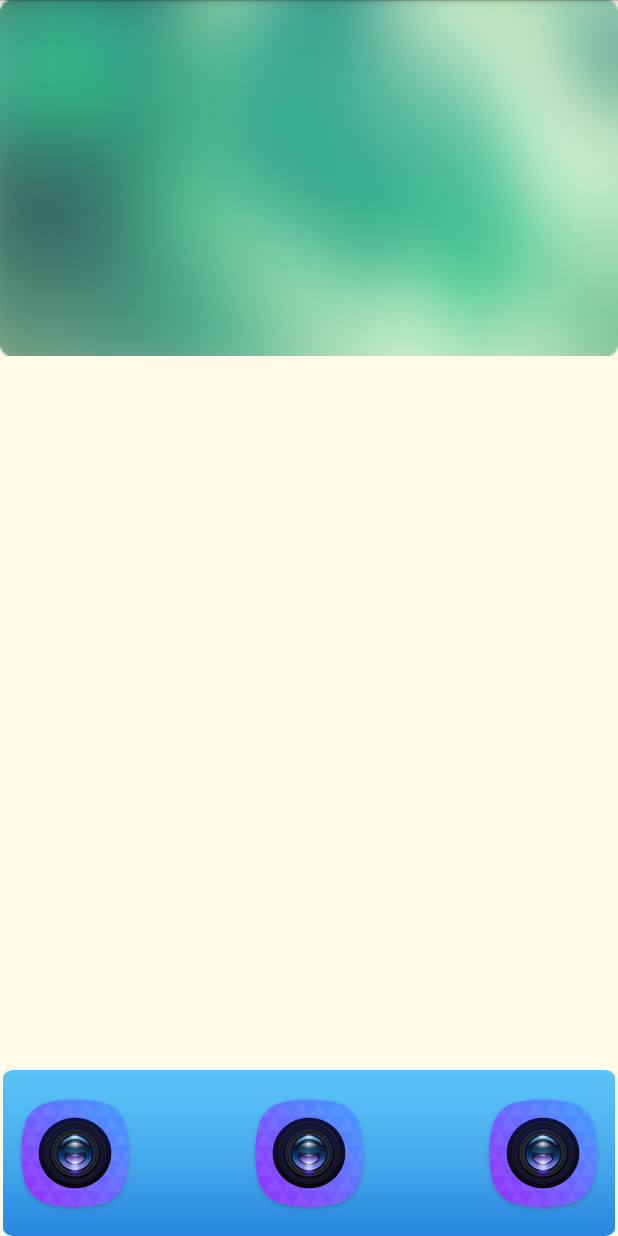
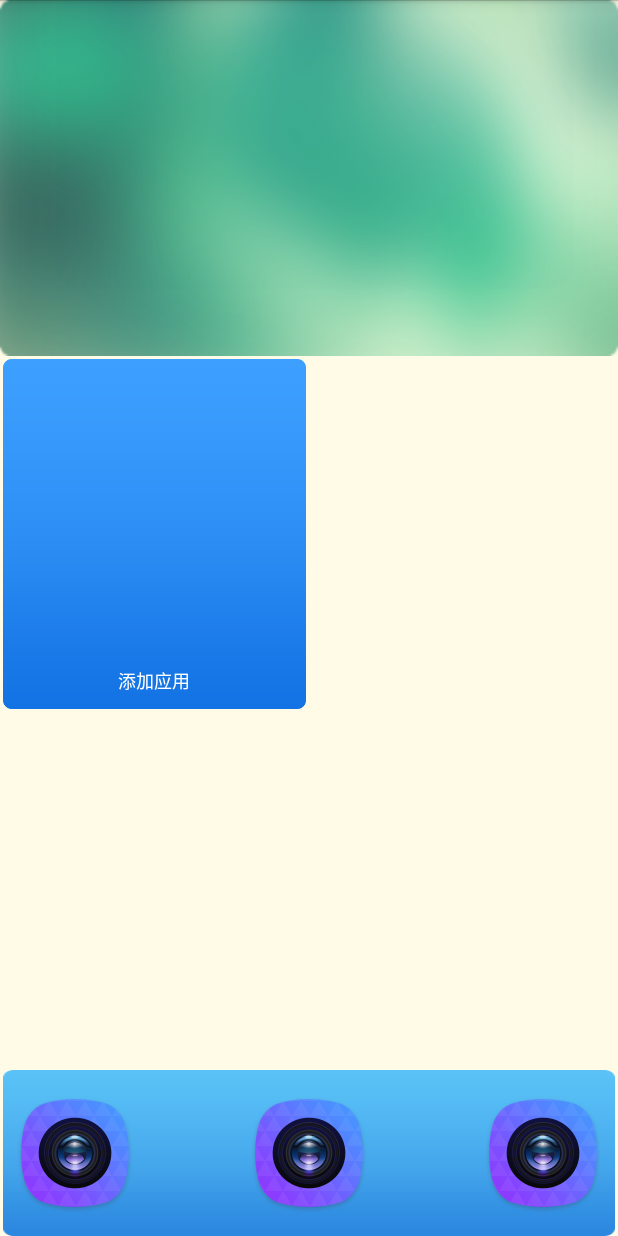
Before and after one commit to pengjiaqii/skipview, an Android app: the screen it shows after launch (MainActivity), on a phone screen of 412 x 824 dp. Run offline under Robolectric (Android 15) with nearby library versions, the phone set to English and light mode, and no system bars.

Commit message:
添加默认展示在桌面的应用

```diff
--- a/app/src/main/java/com/jade/testdemo/MainActivity.java
+++ b/app/src/main/java/com/jade/testdemo/MainActivity.java
@@ -6,6 +6,8 @@ import android.content.ComponentName;
 import android.content.ContentValues;
 import android.content.Context;
 import android.content.Intent;
+import android.content.pm.ActivityInfo;
+import android.content.pm.ApplicationInfo;
 import android.content.pm.LauncherActivityInfo;
 import android.content.pm.PackageManager;
 import android.graphics.drawable.Drawable;
@@ -28,8 +30,7 @@ import java.util.ArrayList;
 import java.util.List;
 import java.util.stream.Collectors;
 
-public class MainActivity extends Activity implements PagerGridLayoutManager
-        .PageListener, RadioGroup.OnCheckedChangeListener {
+public class MainActivity extends Activity implements PagerGridLayoutManager.PageListener, RadioGroup.OnCheckedChangeListener {
 
     private static final String TAG = MainActivity.class.getSimpleName();
 
@@ -46,8 +47,8 @@ public class MainActivity extends Activity implements PagerGridLayoutManager
     private int mCurrent = 0;
 
     protected LauncherApps mLauncherApps;
-    protected  UserManager mUserManager;
-    private  PackageManager mPm;
+    protected UserManager mUserManager;
+    private PackageManager mPm;
 
     private List<AddAppListModel> mLastDatas = new ArrayList();
     private ArrayList<AddAppListModel> mInitialData = new ArrayList();
@@ -100,14 +101,18 @@ public class MainActivity extends Activity implements PagerGridLayoutManager
         mAdapter.setItemCallback(new LauncherListCallback() {
             @Override
             public void onItemClick(int position) {
-                AddAppListModel model = mAdapter.data.get(position-1);
+                AddAppListModel model = mAdapter.data.get(position - 1);
                 Log.d(TAG, "点击 model = " + model.getCurrentPackage());
                 Log.d(TAG, "点击 model = " + model.getCurrentClassName());
+                if (TextUtils.equals(model.getCurrentPackage(), "com.test.addapp")) {
+
+                }else{
                     ComponentName component = new ComponentName(model.getCurrentPackage(), model.getCurrentClassName());
                     Intent intent = new Intent();
                     intent.setFlags(Intent.FLAG_ACTIVITY_NEW_TASK);
                     intent.setComponent(component);
                     startActivity(intent);
+                }
             }
 
             @Override
@@ -128,7 +133,7 @@ public class MainActivity extends Activity implements PagerGridLayoutManager
     }
 
 
-    private void getAllActivity(){
+    private void getAllActivity() {
         ArrayList<AddAppListModel> models = AddAppListModel.getAllAppFromDB(this);
         Log.d(TAG, "AppListActivity---initData---models:" + models.size());
 
@@ -145,14 +150,14 @@ public class MainActivity extends Activity implements PagerGridLayoutManager
         for (AddAppListModel model : models) {
             for (LauncherActivityInfo app : mApps) {
                 String packageName = app.getComponentName().getPackageName();
-                if(TextUtils.equals(packageName + app.getComponentName().getClassName(),model.getCurrentPackage() + model.getCurrentClassName())){
-                    if(!TextUtils.equals("com.test.addapp",packageName)){
+                if (TextUtils.equals(packageName + app.getComponentName().getClassName(), model.getCurrentPackage() + model.getCurrentClassName())) {
+                    if (!TextUtils.equals("com.test.addapp", packageName)) {
                         Drawable appIcon = app.getIcon(DisplayMetrics.DENSITY_DEFAULT);
                         model.setIcon(appIcon);
                         if (model.getCurrentIsChecked() == 0) {
                             //unchecked
                             //                            mLastDatas.add(model);
-                        }else {
+                        } else {
                             //checked
                             mLastDatas.add(model);
                         }
@@ -173,6 +178,13 @@ public class MainActivity extends Activity implements PagerGridLayoutManager
                 mInitialData.add(model);
             }
         }
+        AddAppListModel addAppListModel = new AddAppListModel();
+        //================添加假应用===================//
+        addAppListModel.setCurrentPackage("com.test.addapp");
+        addAppListModel.setCurrentAppName("添加应用");
+        addAppListModel.setCurrentIsChecked(1);
+        //================添加假应用==================//
+        mLastDatas.add(addAppListModel);
         mLastDatas.add(0, new AddAppListModel());
         mAdapter.data.addAll(mLastDatas);
         mAdapter.notifyDataSetChanged();
@@ -301,7 +313,7 @@ public class MainActivity extends Activity implements PagerGridLayoutManager
     private void initData() {
         ArrayList<AddAppListModel> models = AddAppListModel.getAllAppFromDB(this);
         Log.d(TAG, "---initData---models:" + models.size());
-        if(models.size() != 0){
+        if (models.size() != 0) {
             //data has been stored,return
             Log.d(TAG, "---initData---models：已经有数据，避免重复写入破坏数据");
             return;
@@ -313,26 +325,21 @@ public class MainActivity extends Activity implements PagerGridLayoutManager
         for (UserHandle user : profiles) {
             List<LauncherActivityInfo> apps = mLauncherApps.getActivityList(null, user);
             for (LauncherActivityInfo app : apps) {
-                if(TextUtils.equals("com.android.dialer",app.getComponentName().getPackageName())
-                        | TextUtils.equals("com.sprd.logmanager",app.getComponentName().getPackageName())
-                        | TextUtils.equals("com.android.messaging",app.getComponentName().getPackageName())
-                        | TextUtils.equals("com.android.camera2",app.getComponentName().getPackageName())
-                        | TextUtils.equals("com.sohu.inputmethod.sogou",app.getComponentName().getPackageName())){
+                if (TextUtils.equals("com.android.dialer", app.getComponentName().getPackageName()) | TextUtils.equals("com.sprd.logmanager", app.getComponentName().getPackageName()) | TextUtils.equals("com.android.messaging", app.getComponentName().getPackageName()) | TextUtils.equals("com.android.camera2", app.getComponentName().getPackageName()) | TextUtils.equals("com.sohu.inputmethod.sogou", app.getComponentName().getPackageName())) {
                     continue;
                 }
                 Log.d(TAG, "---initData---app.getPackageName:" + app.getComponentName().getPackageName());
                 Log.d(TAG, "---initData---app.getLabel:" + app.getLabel());
                 Log.d(TAG, "---initData---app.getClassName:" + app.getComponentName().getClassName());
                 ContentValues values = new ContentValues();
-                values.put(AddAppListDB.COLUMN_PACKAGE,app.getComponentName().getPackageName());
-                values.put(AddAppListDB.COLUMN_APP_NAME,app.getLabel().toString());
-                values.put(AddAppListDB.COLUMN_CLASS_NAME,app.getComponentName().getClassName());
+                values.put(AddAppListDB.COLUMN_PACKAGE, app.getComponentName().getPackageName());
+                values.put(AddAppListDB.COLUMN_APP_NAME, app.getLabel().toString());
+                values.put(AddAppListDB.COLUMN_CLASS_NAME, app.getComponentName().getClassName());
                 //0 means unchecked , 1 means checked。default unchecked
-                if(TextUtils.equals("com.test.addapp",app.getComponentName().getPackageName())
-                        | TextUtils.equals("com.android.settings",app.getComponentName().getPackageName())){
-                    values.put(AddAppListDB.COLUMN_IS_CHECKED,1);
-                }else{
-                    values.put(AddAppListDB.COLUMN_IS_CHECKED,0);
+                if (TextUtils.equals("com.test.addapp", app.getComponentName().getPackageName()) | TextUtils.equals("com.android.settings", app.getComponentName().getPackageName())) {
+                    values.put(AddAppListDB.COLUMN_IS_CHECKED, 1);
+                } else {
+                    values.put(AddAppListDB.COLUMN_IS_CHECKED, 0);
                 }
 
                 // values.put(AddAppListDB.COLUMN_PACKAGE, key.componentName.getPackageName());
```
Also changed, not shown: app/src/main/java/com/jade/testdemo/AddAppListModel.java (+6 -6 lines). Lines whose indentation alone changed are shown as unchanged.
